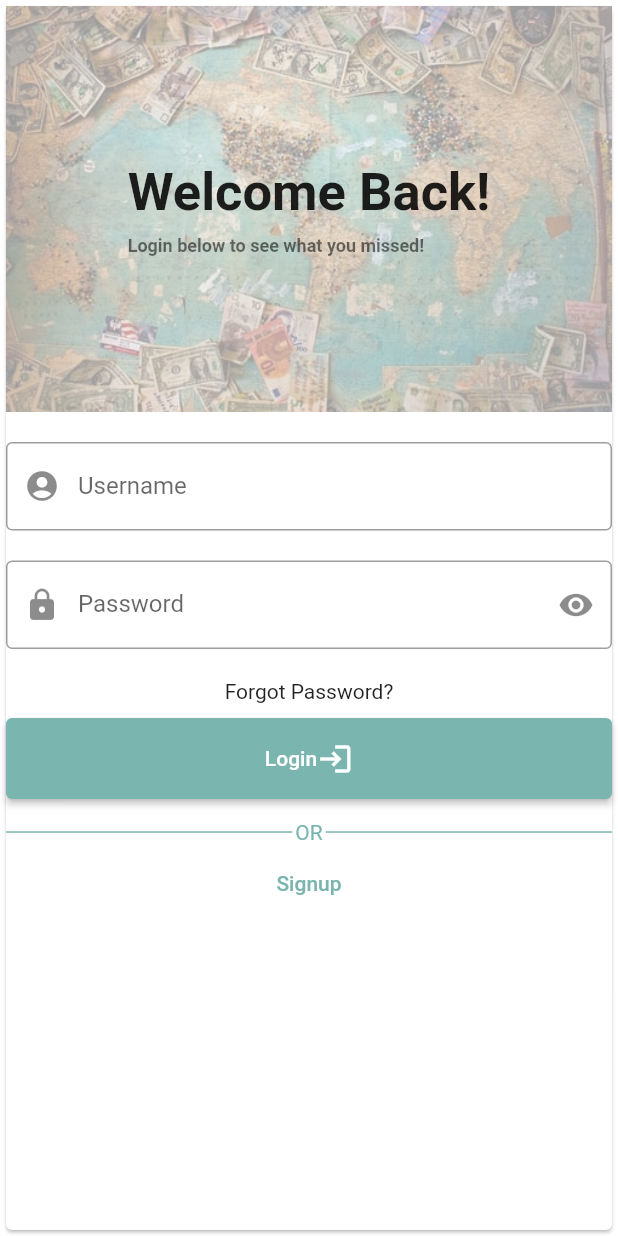
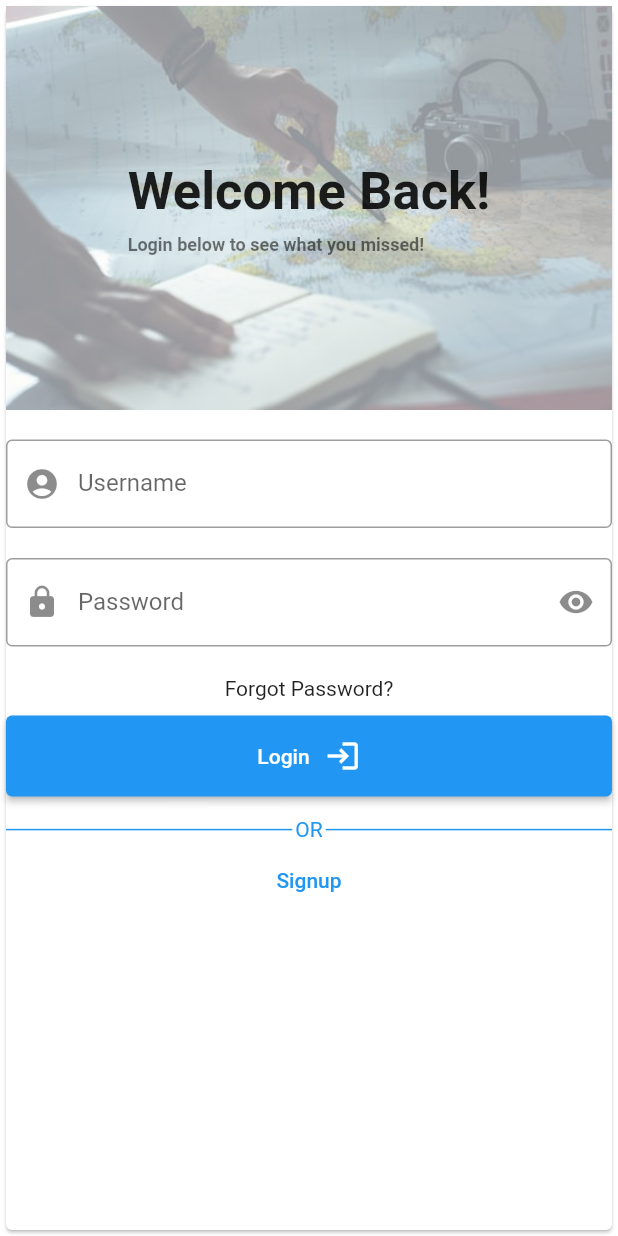
Before and after one commit to CSCI4100U-Mobile-Dev-Group10/Snapmap, a Flutter app: the screen it shows after launch, on a phone screen of 412 x 824 dp. Run offline on Flutter 3.47's test engine with Material 2 defaults, Android fonts, the phone set to English and light mode, and no system bars; our stand-ins replace cloud_firestore, firebase_core, firebase_storage, image_picker, logger, url_launcher_web; missing offline and left inert: cloud_firestore_web, firebase_core_web, firebase_storage_web, image_picker_for_web; accounts and stored records are empty.

Commit message:
Change login / signup form image, change default colour of form back to blue to match rest of app

```diff
--- a/lib/widgets/atoms/textbutton_text.dart
+++ b/lib/widgets/atoms/textbutton_text.dart
@@ -8,7 +8,6 @@ class TextButtonText extends StatelessWidget {
 
   @override
   Widget build(BuildContext context) {
-    // set button to match colour of image in title
-    return Text(text, style: TextStyle(color: Color(0xFF7AB5B0)));
+    return Text(text, style: const TextStyle(color: Colors.blue));
   }
 }
--- a/lib/widgets/molecules/login_page_button_info.dart
+++ b/lib/widgets/molecules/login_page_button_info.dart
@@ -13,7 +13,7 @@ class LoginPageButton extends StatelessWidget {
     // create a row for text + icon displayed in button
     return Row(
       mainAxisAlignment: MainAxisAlignment.center,
-      children: [Text(text), icon],
+      children: [Text(text), const SizedBox(width: 10), icon],
     );
   }
 }
--- a/lib/widgets/molecules/login_page_divider.dart
+++ b/lib/widgets/molecules/login_page_divider.dart
@@ -9,14 +9,13 @@ class LoginDivider extends StatelessWidget {
     return Stack(
       alignment: Alignment.center,
       children: [
-        // divider to match the colour of the image
-        const Divider(thickness: 1, color: Color(0xFF7AB5B0)),
+        const Divider(thickness: 1, color: Colors.blue),
         // stack text on top of divider with padding to add some whitespace
         // between text and divider
         Container(
           decoration: const BoxDecoration(color: Colors.white),
           padding: const EdgeInsets.all(2),
-          child: const Text('OR', style: TextStyle(color: Color(0xFF7AB5B0))),
+          child: const Text('OR', style: TextStyle(color: Colors.blue)),
         ),
       ],
     );
--- a/lib/widgets/organisms/auth/login_form.dart
+++ b/lib/widgets/organisms/auth/login_form.dart
@@ -51,8 +51,9 @@ class _LoginFormState extends State<LoginForm> {
                 alignment: Alignment.center,
                 children: [
                   Opacity(
-                      opacity: 0.4,
-                      child: Image.asset('images/login_signup_picture.jpg')),
+                      opacity: 0.5,
+                      child:
+                          Image.asset('images/login_signup_form_picture.jpg')),
                   // change text depending on signup / login
                   pageFlag
                       ? const WelcomeSection(
@@ -223,7 +224,7 @@ class _LoginFormState extends State<LoginForm> {
                   style: ElevatedButton.styleFrom(
                       padding: const EdgeInsets.only(
                           top: 15, bottom: 15, left: 70, right: 70),
-                      primary: const Color(0xFF7AB5B0)),
+                      primary: Colors.blue),
                   onPressed: () async {
                     if (_formKey.currentState!.validate()) {
                       _formKey.currentState!.save();
--- a/pubspec.yaml
+++ b/pubspec.yaml
@@ -70,7 +70,7 @@ flutter:
   #   - images/a_dot_burr.jpeg
   #   - images/a_dot_ham.jpeg
   assets:
-    - images/login_signup_picture.jpg
+    - images/login_signup_form_picture.jpg
 
   # An image asset can refer to one or more resolution-specific "variants", see
   # https://flutter.dev/assets-and-images/#resolution-aware.
```
Also changed, not shown: images/login_signup_form_picture.jpg (added), images/login_signup_picture.jpg (deleted).
